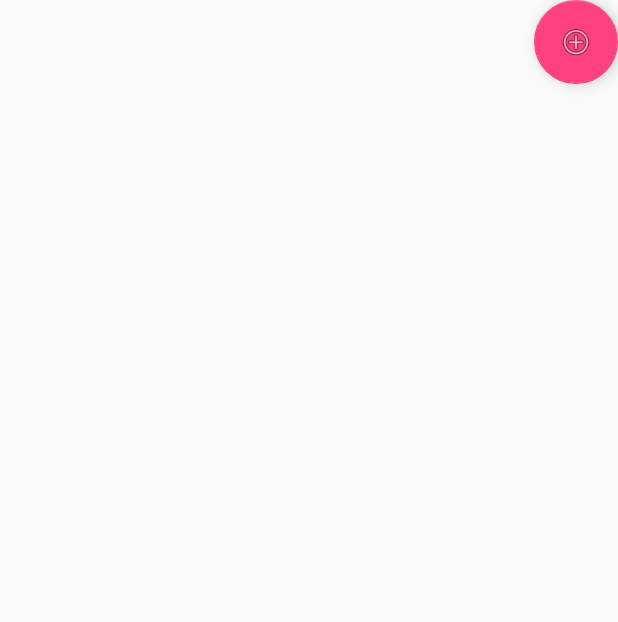
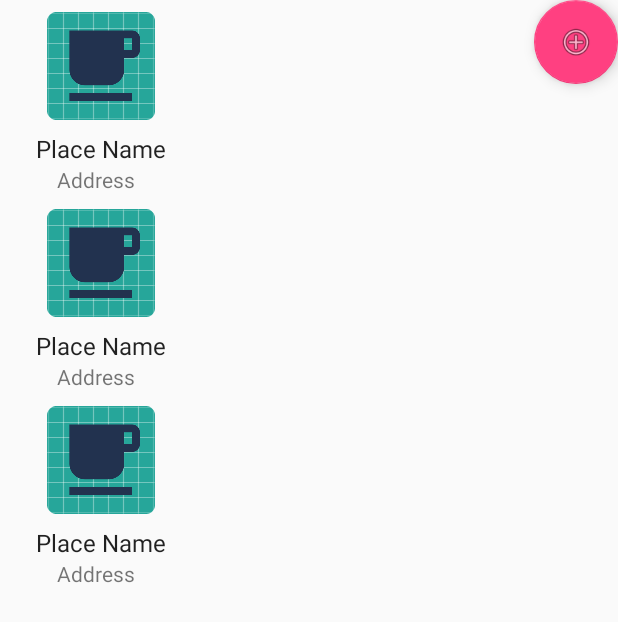
Before and after one commit to Guribot/weekender, an Android app: the layout fragment_place_list.xml on its own in the app's theme, with its tools: preview values and no code run, on a phone screen of 412 x 824 dp. Shown: the top 622 px of the screen. Run offline under Robolectric (Android 15) with nearby library versions, the phone set to English and light mode, and no system bars; Roboto replaces fonts that are not available here.

Commit message:
some improvement to placelist display

```diff
--- a/app/src/main/java/com/katespitzer/android/weekender/NoteRecyclerViewAdapter.java
+++ b/app/src/main/java/com/katespitzer/android/weekender/NoteRecyclerViewAdapter.java
@@ -52,7 +52,7 @@ public class NoteRecyclerViewAdapter extends RecyclerView.Adapter<NoteRecyclerVi
                     // Notify the active callbacks interface (the activity, if the
                     // fragment is attached to one) that an item has been selected.
                     mListener.onListFragmentInteraction(holder.mNote);
-                }g
+                }
             }
         });
     }
--- a/app/src/main/java/com/katespitzer/android/weekender/PlaceRecyclerViewAdapter.java
+++ b/app/src/main/java/com/katespitzer/android/weekender/PlaceRecyclerViewAdapter.java
@@ -59,8 +59,8 @@ public class PlaceRecyclerViewAdapter extends RecyclerView.Adapter<PlaceRecycler
         public ViewHolder(View view) {
             super(view);
             mView = view;
-            mIdView = (TextView) view.findViewById(R.id.id);
-            mContentView = (TextView) view.findViewById(R.id.content);
+            mIdView = (TextView) view.findViewById(R.id.place_name);
+            mContentView = (TextView) view.findViewById(R.id.place_address);
         }
 
         @Override
--- a/app/src/main/res/layout/fragment_place.xml
+++ b/app/src/main/res/layout/fragment_place.xml
@@ -1,20 +1,48 @@
 <?xml version="1.0" encoding="utf-8"?>
-<LinearLayout xmlns:android="http://schemas.android.com/apk/res/android"
+<android.support.constraint.ConstraintLayout
+    xmlns:android="http://schemas.android.com/apk/res/android"
+    xmlns:app="http://schemas.android.com/apk/res-auto"
+    xmlns:tools="http://schemas.android.com/tools"
     android:layout_width="wrap_content"
-    android:layout_height="wrap_content"
-    android:orientation="horizontal">
+    android:layout_height="wrap_content">
+
+    <ImageView
+        android:id="@+id/imageView"
+        android:layout_width="wrap_content"
+        android:layout_height="wrap_content"
+        android:layout_marginEnd="8dp"
+        android:layout_marginStart="8dp"
+        android:layout_marginTop="8dp"
+        android:contentDescription="Place Photo"
+        android:scaleType="center"
+        android:src="@mipmap/places_placeholder"
+        app:layout_constraintEnd_toEndOf="parent"
+        app:layout_constraintStart_toStartOf="parent"
+        app:layout_constraintTop_toTopOf="parent" />
 
     <TextView
-        android:id="@+id/id"
+        android:id="@+id/place_name"
         android:layout_width="wrap_content"
         android:layout_height="wrap_content"
-        android:layout_margin="@dimen/text_margin"
-        android:textAppearance="?attr/textAppearanceListItem" />
+        android:layout_margin="8dp"
+        android:layout_marginEnd="8dp"
+        android:layout_marginStart="8dp"
+        android:textAppearance="@style/TextAppearance.AppCompat.Subhead"
+        app:layout_constraintEnd_toEndOf="parent"
+        app:layout_constraintStart_toStartOf="parent"
+        app:layout_constraintTop_toBottomOf="@+id/imageView"
+        tools:text="Place Name" />
 
     <TextView
-        android:id="@+id/content"
-        android:layout_width="wrap_content"
-        android:layout_height="wrap_content"
-        android:layout_margin="@dimen/text_margin"
-        android:textAppearance="?attr/textAppearanceListItem" />
-</LinearLayout>
+        android:id="@+id/place_address"
+        android:layout_width="59dp"
+        android:layout_height="21dp"
+        android:layout_marginEnd="8dp"
+        android:layout_marginStart="8dp"
+        android:gravity="start"
+        android:textAppearance="@style/TextAppearance.AppCompat.Small"
+        app:layout_constraintEnd_toEndOf="parent"
+        app:layout_constraintStart_toStartOf="parent"
+        app:layout_constraintTop_toBottomOf="@id/place_name"
+        tools:text="Address" />
+</android.support.constraint.ConstraintLayout>
```
